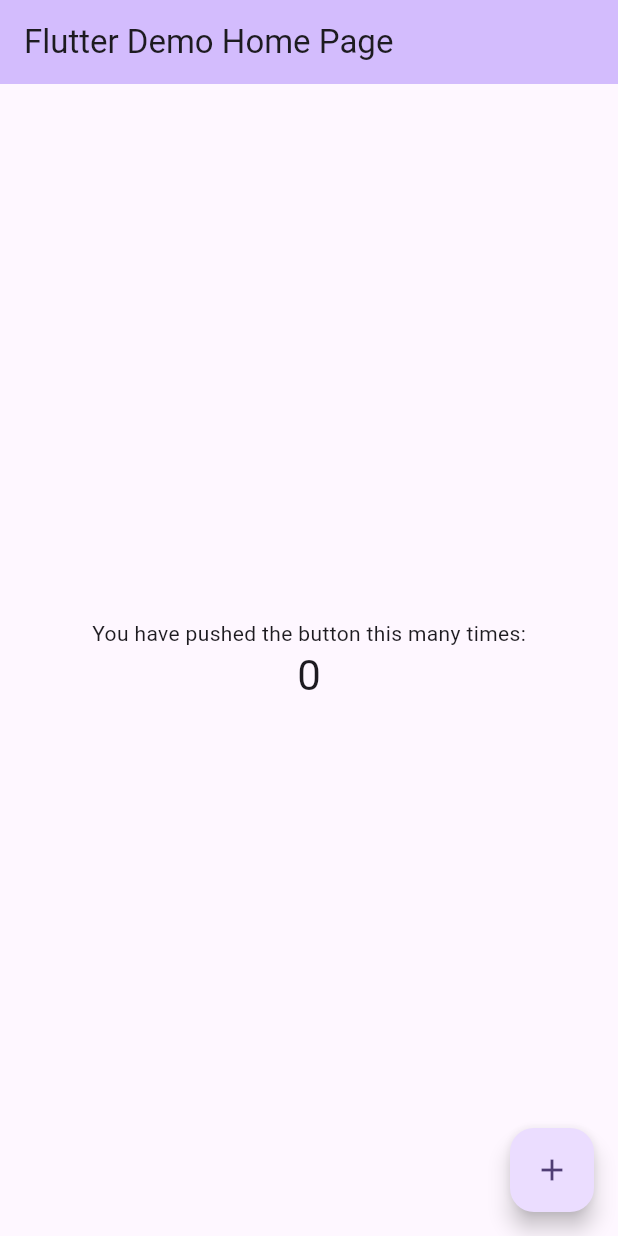
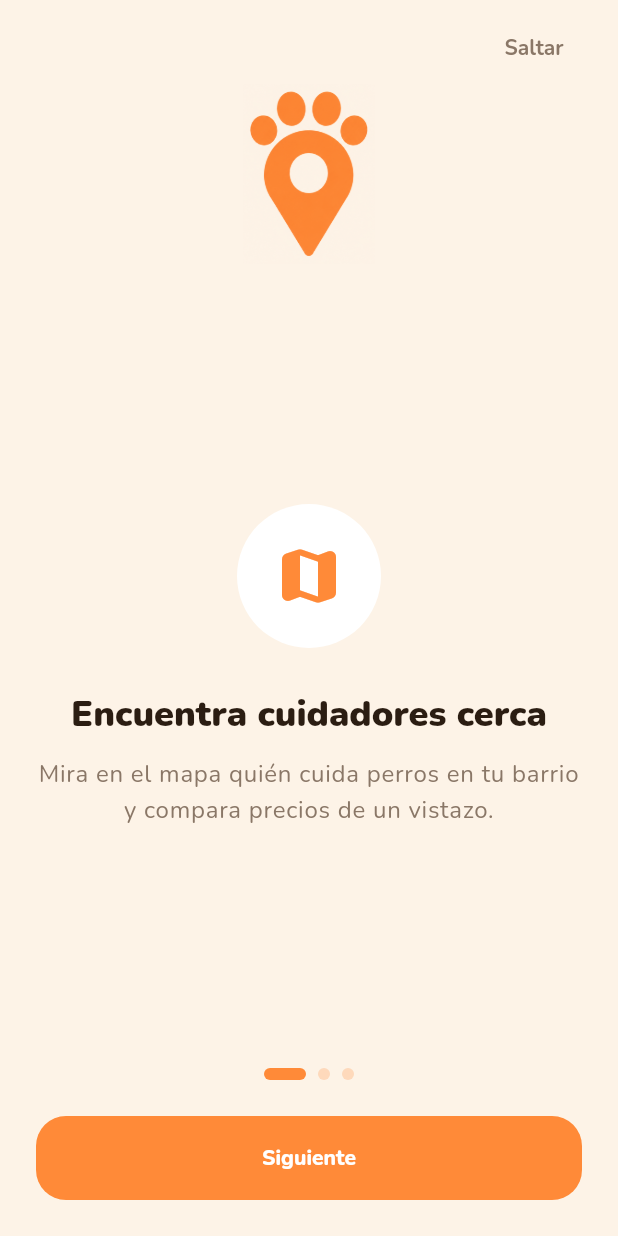
Before and after one commit to DoggoTech/Doggo, a Flutter app: the screen it shows after launch, on a phone screen of 412 x 824 dp. Run offline on Flutter 3.47's test engine with Material 3 defaults, Android fonts, the phone set to English and light mode, and no system bars; our stand-ins replace flutter_riverpod, go_router, google_fonts, shared_preferences.

Commit message:
feat: fase 1 scaffold con tema, router, splash y onboarding

```diff
--- /dev/null
+++ b/lib/core/prefs.dart
@@ -0,0 +1,9 @@
+import 'package:flutter_riverpod/flutter_riverpod.dart';
+import 'package:shared_preferences/shared_preferences.dart';
+
+/// Se sobreescribe en `main()` con la instancia ya cargada.
+final sharedPreferencesProvider = Provider<SharedPreferences>(
+  (ref) => throw UnimplementedError('sharedPreferencesProvider sin override'),
+);
+
+const onboardingSeenKey = 'onboarding_seen';
--- /dev/null
+++ b/lib/core/router/app_router.dart
@@ -0,0 +1,42 @@
+import 'package:flutter_riverpod/flutter_riverpod.dart';
+import 'package:flutter/widgets.dart';
+import 'package:go_router/go_router.dart';
+
+import '../../features/auth/login_screen.dart';
+import '../../features/auth/onboarding_screen.dart';
+import '../../features/auth/splash_screen.dart';
+
+abstract final class Routes {
+  static const splash = '/splash';
+  static const onboarding = '/onboarding';
+  static const login = '/login';
+}
+
+final routerProvider = Provider<GoRouter>((ref) {
+  return GoRouter(
+    initialLocation: Routes.splash,
+    routes: [
+      GoRoute(
+        path: Routes.splash,
+        builder: (context, state) => const SplashScreen(),
+      ),
+      GoRoute(
+        path: Routes.onboarding,
+        pageBuilder: (context, state) => _fade(state, const OnboardingScreen()),
+      ),
+      GoRoute(
+        path: Routes.login,
+        pageBuilder: (context, state) => _fade(state, const LoginScreen()),
+      ),
+    ],
+  );
+});
+
+CustomTransitionPage<void> _fade(GoRouterState state, Widget child) {
+  return CustomTransitionPage<void>(
+    key: state.pageKey,
+    child: child,
+    transitionsBuilder: (context, animation, secondary, child) =>
+        FadeTransition(opacity: animation, child: child),
+  );
+}
--- /dev/null
+++ b/lib/core/theme/app_colors.dart
@@ -0,0 +1,11 @@
+import 'package:flutter/material.dart';
+
+abstract final class AppColors {
+  static const primary = Color(0xFFFF8A38);
+  static const background = Color(0xFFFDF3E7);
+  static const text = Color(0xFF2B1D12);
+  static const success = Color(0xFF3BA55D);
+  static const error = Color(0xFFD64545);
+  static const surface = Colors.white;
+  static const muted = Color(0xFF8A7767);
+}
--- /dev/null
+++ b/lib/core/theme/app_theme.dart
@@ -0,0 +1,77 @@
+import 'package:flutter/material.dart';
+import 'package:google_fonts/google_fonts.dart';
+
+import 'app_colors.dart';
+
+abstract final class AppTheme {
+  static const radius = 20.0;
+
+  static const softShadow = [
+    BoxShadow(color: Color(0x1A2B1D12), blurRadius: 24, offset: Offset(0, 8)),
+  ];
+
+  static ThemeData get light {
+    final scheme = ColorScheme.fromSeed(
+      seedColor: AppColors.primary,
+      primary: AppColors.primary,
+      onPrimary: Colors.white,
+      surface: AppColors.surface,
+      onSurface: AppColors.text,
+      error: AppColors.error,
+      brightness: Brightness.light,
+    );
+    final text = GoogleFonts.nunitoTextTheme().apply(
+      bodyColor: AppColors.text,
+      displayColor: AppColors.text,
+    );
+    final shape = RoundedRectangleBorder(
+      borderRadius: BorderRadius.circular(radius),
+    );
+    return ThemeData(
+      useMaterial3: true,
+      colorScheme: scheme,
+      scaffoldBackgroundColor: AppColors.background,
+      textTheme: text,
+      appBarTheme: AppBarTheme(
+        backgroundColor: AppColors.background,
+        elevation: 0,
+        centerTitle: true,
+        titleTextStyle: text.titleLarge?.copyWith(fontWeight: FontWeight.w800),
+      ),
+      filledButtonTheme: FilledButtonThemeData(
+        style: FilledButton.styleFrom(
+          backgroundColor: AppColors.primary,
+          foregroundColor: Colors.white,
+          minimumSize: const Size.fromHeight(56),
+          shape: shape,
+          textStyle: text.titleMedium?.copyWith(fontWeight: FontWeight.w800),
+        ),
+      ),
+      textButtonTheme: TextButtonThemeData(
+        style: TextButton.styleFrom(
+          foregroundColor: AppColors.muted,
+          textStyle: text.titleSmall?.copyWith(fontWeight: FontWeight.w700),
+        ),
+      ),
+      inputDecorationTheme: InputDecorationTheme(
+        filled: true,
+        fillColor: AppColors.surface,
+        contentPadding:
+            const EdgeInsets.symmetric(horizontal: 20, vertical: 18),
+        border: OutlineInputBorder(
+          borderRadius: BorderRadius.circular(radius),
+          borderSide: BorderSide.none,
+        ),
+        focusedBorder: OutlineInputBorder(
+          borderRadius: BorderRadius.circular(radius),
+          borderSide: const BorderSide(color: AppColors.primary, width: 2),
+        ),
+      ),
+      cardTheme: CardThemeData(
+        color: AppColors.surface,
+        elevation: 0,
+        shape: shape,
+      ),
+    );
+  }
+}
--- /dev/null
+++ b/lib/features/auth/onboarding_screen.dart
@@ -0,0 +1,165 @@
+import 'package:flutter/material.dart';
+import 'package:flutter_riverpod/flutter_riverpod.dart';
+import 'package:go_router/go_router.dart';
+
+import '../../core/prefs.dart';
+import '../../core/router/app_router.dart';
+import '../../core/theme/app_colors.dart';
+import '../../shared/widgets/doggo_logo.dart';
+
+class _Slide {
+  const _Slide(this.icon, this.title, this.body);
+  final IconData icon;
+  final String title;
+  final String body;
+}
+
+const _slides = [
+  _Slide(
+    Icons.map_rounded,
+    'Encuentra cuidadores cerca',
+    'Mira en el mapa quién cuida perros en tu barrio y compara precios de un vistazo.',
+  ),
+  _Slide(
+    Icons.event_available_rounded,
+    'Reserva en un toque',
+    'Elige el servicio, tu perro y la fecha. Paseos, guardería, hospedaje y más.',
+  ),
+  _Slide(
+    Icons.bolt_rounded,
+    'Sigue tu reserva en vivo',
+    'El cuidador responde y tú ves el cambio al instante, sin recargar.',
+  ),
+];
+
+class OnboardingScreen extends ConsumerStatefulWidget {
+  const OnboardingScreen({super.key});
+
+  @override
+  ConsumerState<OnboardingScreen> createState() => _OnboardingScreenState();
+}
+
+class _OnboardingScreenState extends ConsumerState<OnboardingScreen> {
+  final _controller = PageController();
+  int _page = 0;
+
+  bool get _isLast => _page == _slides.length - 1;
+
+  Future<void> _finish() async {
+    await ref.read(sharedPreferencesProvider).setBool(onboardingSeenKey, true);
+    if (mounted) context.go(Routes.login);
+  }
+
+  void _next() {
+    if (_isLast) {
+      _finish();
+    } else {
+      _controller.nextPage(
+        duration: const Duration(milliseconds: 350),
+        curve: Curves.easeOutCubic,
+      );
+    }
+  }
+
+  @override
+  void dispose() {
+    _controller.dispose();
+    super.dispose();
+  }
+
+  @override
+  Widget build(BuildContext context) {
+    final textTheme = Theme.of(context).textTheme;
+    return Scaffold(
+      body: SafeArea(
+        child: Center(
+          child: ConstrainedBox(
+            constraints: const BoxConstraints(maxWidth: 480),
+            child: Padding(
+              padding: const EdgeInsets.fromLTRB(24, 8, 24, 24),
+              child: Column(
+                children: [
+                  Align(
+                    alignment: Alignment.centerRight,
+                    child: TextButton(
+                      onPressed: _finish,
+                      child: const Text('Saltar'),
+                    ),
+                  ),
+                  const DoggoLogo(size: 120),
+                  Expanded(
+                    child: PageView.builder(
+                      controller: _controller,
+                      itemCount: _slides.length,
+                      onPageChanged: (i) => setState(() => _page = i),
+                      itemBuilder: (context, i) {
+                        final s = _slides[i];
+                        return Column(
+                          mainAxisAlignment: MainAxisAlignment.center,
+                          children: [
+                            Container(
+                              padding: const EdgeInsets.all(24),
+                              decoration: const BoxDecoration(
+                                color: Colors.white,
+                                shape: BoxShape.circle,
+                              ),
+                              child: Icon(
+                                s.icon,
+                                size: 48,
+                                color: AppColors.primary,
+                              ),
+                            ),
+                            const SizedBox(height: 28),
+                            Text(
+                              s.title,
+                              textAlign: TextAlign.center,
+                              style: textTheme.headlineSmall
+                                  ?.copyWith(fontWeight: FontWeight.w900),
+                            ),
+                            const SizedBox(height: 12),
+                            Text(
+                              s.body,
+                              textAlign: TextAlign.center,
+                              style: textTheme.bodyLarge
+                                  ?.copyWith(color: AppColors.muted),
+                            ),
+                          ],
+                        );
+                      },
+                    ),
+                  ),
+                  Semantics(
+                    label: 'Paso ${_page + 1} de ${_slides.length}',
+                    child: Row(
+                      mainAxisAlignment: MainAxisAlignment.center,
+                      children: [
+                        for (var i = 0; i < _slides.length; i++)
+                          AnimatedContainer(
+                            duration: const Duration(milliseconds: 250),
+                            margin: const EdgeInsets.symmetric(horizontal: 4),
+                            width: i == _page ? 28 : 8,
+                            height: 8,
+                            decoration: BoxDecoration(
+                              color: i == _page
+                                  ? AppColors.primary
+                                  : AppColors.primary.withValues(alpha: 0.25),
+                              borderRadius: BorderRadius.circular(8),
+                            ),
+                          ),
+                      ],
+                    ),
+                  ),
+                  const SizedBox(height: 24),
+                  FilledButton(
+                    onPressed: _next,
+                    child: Text(_isLast ? 'Empezar' : 'Siguiente'),
+                  ),
+                ],
+              ),
+            ),
+          ),
+        ),
+      ),
+    );
+  }
+}
--- a/lib/main.dart
+++ b/lib/main.dart
@@ -1,122 +1,37 @@
 import 'package:flutter/material.dart';
+import 'package:flutter/semantics.dart';
+import 'package:flutter_riverpod/flutter_riverpod.dart';
+import 'package:shared_preferences/shared_preferences.dart';
 
-void main() {
-  runApp(const MyApp());
+import 'core/prefs.dart';
+import 'core/router/app_router.dart';
+import 'core/theme/app_theme.dart';
+
+Future<void> main() async {
+  WidgetsFlutterBinding.ensureInitialized();
+  // Accesibilidad siempre activa en web: también permite a Playwright
+  // encontrar los elementos por su etiqueta.
+  SemanticsBinding.instance.ensureSemantics();
+  final prefs = await SharedPreferences.getInstance();
+  runApp(
+    ProviderScope(
+      overrides: [sharedPreferencesProvider.overrideWithValue(prefs)],
+      child: const DoggoApp(),
+    ),
+  );
 }
 
-class MyApp extends StatelessWidget {
-  const MyApp({super.key});
+class DoggoApp extends ConsumerWidget {
+  const DoggoApp({super.key});
 
-  // This widget is the root of your application.
   @override
-  Widget build(BuildContext context) {
-    return MaterialApp(
-      title: 'Flutter Demo',
-      theme: ThemeData(
-        // This is the theme of your application.
-        //
-        // TRY THIS: Try running your application with "flutter run". You'll see
-        // the application has a purple toolbar. Then, without quitting the app,
-        // try changing the seedColor in the colorScheme below to Colors.green
-        // and then invoke "hot reload" (save your changes or press the "hot
-        // reload" button in a Flutter-supported IDE, or press "r" if you used
-        // the command line to start the app).
-        //
-        // Notice that the counter didn't reset back to zero; the application
-        // state is not lost during the reload. To reset the state, use hot
-        // restart instead.
-        //
-        // This works for code too, not just values: Most code changes can be
-        // tested with just a hot reload.
-        colorScheme: .fromSeed(seedColor: Colors.deepPurple),
-      ),
-      home: const MyHomePage(title: 'Flutter Demo Home Page'),
+  Widget build(BuildContext context, WidgetRef ref) {
+    return MaterialApp.router(
+      title: 'Doggo',
+      debugShowCheckedModeBanner: false,
+      theme: AppTheme.light,
+      themeMode: ThemeMode.light,
+      routerConfig: ref.watch(routerProvider),
     );
   }
 }
-
-class MyHomePage extends StatefulWidget {
-  const MyHomePage({super.key, required this.title});
-
-  // This widget is the home page of your application. It is stateful, meaning
-  // that it has a State object (defined below) that contains fields that affect
-  // how it looks.
-
-  // This class is the configuration for the state. It holds the values (in this
-  // case the title) provided by the parent (in this case the App widget) and
-  // used by the build method of the State. Fields in a Widget subclass are
-  // always marked "final".
-
-  final String title;
-
-  @override
-  State<MyHomePage> createState() => _MyHomePageState();
-}
-
-class _MyHomePageState extends State<MyHomePage> {
-  int _counter = 0;
-
-  void _incrementCounter() {
-    setState(() {
-      // This call to setState tells the Flutter framework that something has
-      // changed in this State, which causes it to rerun the build method below
-      // so that the display can reflect the updated values. If we changed
-      // _counter without calling setState(), then the build method would not be
-      // called again, and so nothing would appear to happen.
-      _counter++;
-    });
-  }
-
-  @override
-  Widget build(BuildContext context) {
-    // This method is rerun every time setState is called, for instance as done
-    // by the _incrementCounter method above.
-    //
-    // The Flutter framework has been optimized to make rerunning build methods
-    // fast, so that you can just rebuild anything that needs updating rather
-    // than having to individually change instances of widgets.
-    return Scaffold(
-      appBar: AppBar(
-        // TRY THIS: Try changing the color here to a specific color (to
-        // Colors.amber, perhaps?) and trigger a hot reload to see the AppBar
-        // change color while the other colors stay the same.
-        backgroundColor: Theme.of(context).colorScheme.inversePrimary,
-        // Here we take the value from the MyHomePage object that was created by
-        // the App.build method, and use it to set our appbar title.
-        title: Text(widget.title),
-      ),
-      body: Center(
-        // Center is a layout widget. It takes a single child and positions it
-        // in the middle of the parent.
-        child: Column(
-          // Column is also a layout widget. It takes a list of children and
-          // arranges them vertically. By default, it sizes itself to fit its
-          // children horizontally, and tries to be as tall as its parent.
-          //
-          // Column has various properties to control how it sizes itself and
-          // how it positions its children. Here we use mainAxisAlignment to
-          // center the children vertically; the main axis here is the vertical
-          // axis because Columns are vertical (the cross axis would be
-          // horizontal).
-          //
-          // TRY THIS: Invoke "debug painting" (choose the "Toggle Debug Paint"
-          // action in the IDE, or press "p" in the console), to see the
-          // wireframe for each widget.
-          mainAxisAlignment: .center,
-          children: [
-            const Text('You have pushed the button this many times:'),
-            Text(
-              '$_counter',
-              style: Theme.of(context).textTheme.headlineMedium,
-            ),
-          ],
-        ),
-      ),
-      floatingActionButton: FloatingActionButton(
-        onPressed: _incrementCounter,
-        tooltip: 'Increment',
-        child: const Icon(Icons.add),
-      ),
-    );
-  }
-}
--- /dev/null
+++ b/lib/shared/widgets/doggo_logo.dart
@@ -0,0 +1,16 @@
+import 'package:flutter/material.dart';
+
+class DoggoLogo extends StatelessWidget {
+  const DoggoLogo({super.key, this.size = 160});
+
+  final double size;
+
+  @override
+  Widget build(BuildContext context) {
+    return Semantics(
+      label: 'Logo de Doggo',
+      image: true,
+      child: Image.asset('assets/logo.png', height: size),
+    );
+  }
+}
```
Also changed, not shown: lib/features/auth/login_screen.dart (added, +32 -0 lines), lib/features/auth/splash_screen.dart (added, +60 -0 lines), pubspec.yaml (+8 -1 lines), assets/logo.png, pubspec.lock, 11 other files.
